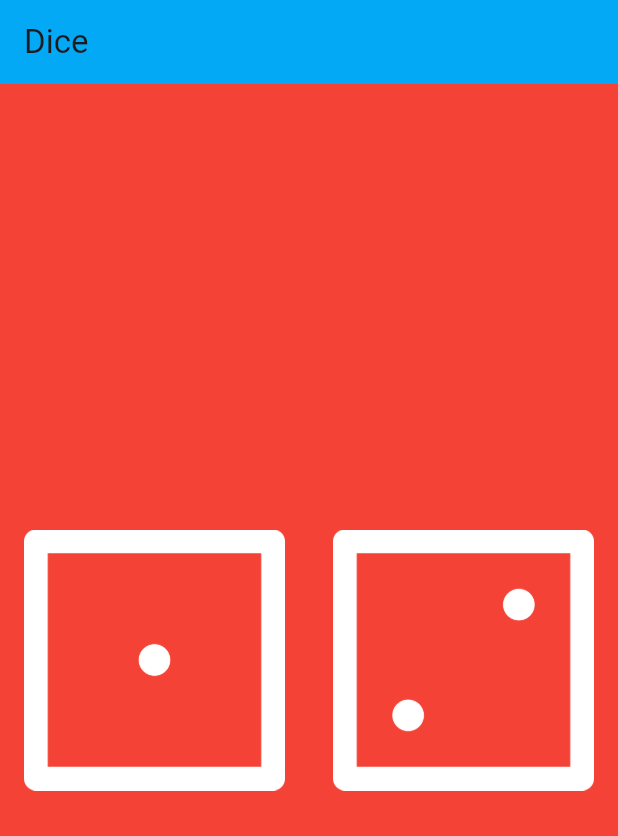
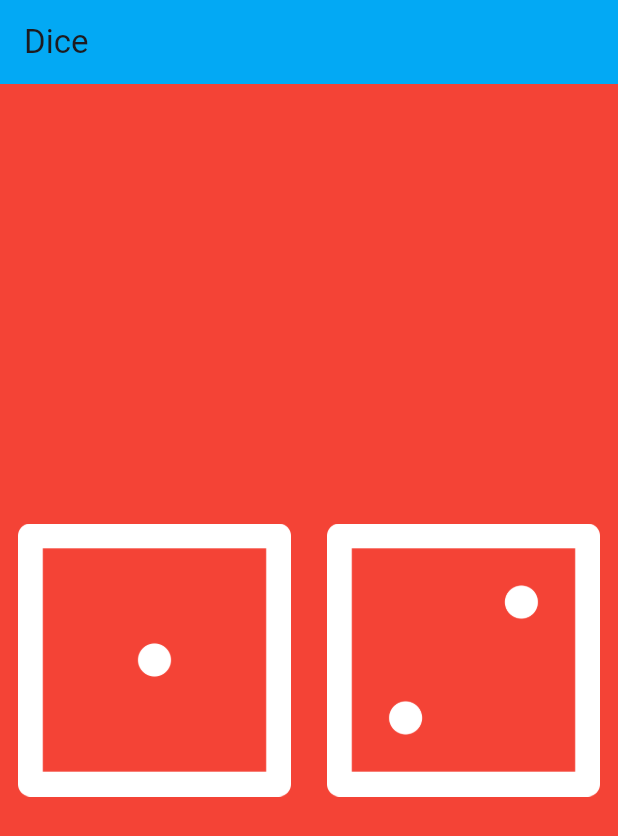
Before and after one commit to jigolaurito93/dice-for-flutter, a Flutter app: the screen it shows after launch, on a phone screen of 412 x 824 dp. Shown: the top 836 px of the screen. Run offline on Flutter 3.47's test engine with Material 3 defaults, Android fonts, the phone set to English and light mode, and no system bars.

Commit message:
Fluter Button widgets

```diff
--- a/lib/main.dart
+++ b/lib/main.dart
@@ -22,16 +22,19 @@ class DicePage extends StatelessWidget {
       child: Row(
         children: [
           Expanded(
-            child: Padding(
-              padding: const EdgeInsets.all(16.0),
+            child: TextButton(
+              onPressed: () {
+                print('Left button got pressed');
+              },
               child: Image.asset('images/dice1.png'),
             ),
           ),
           Expanded(
-            child: Padding(
-              padding: const EdgeInsets.all(16.0),
-              child: Image.asset('images/dice2.png'),
-            ),
+            child: TextButton(
+                onPressed: () {
+                  print('Right button got pressed');
+                },
+                child: Image.asset('images/dice2.png')),
           ),
         ],
       ),
```
